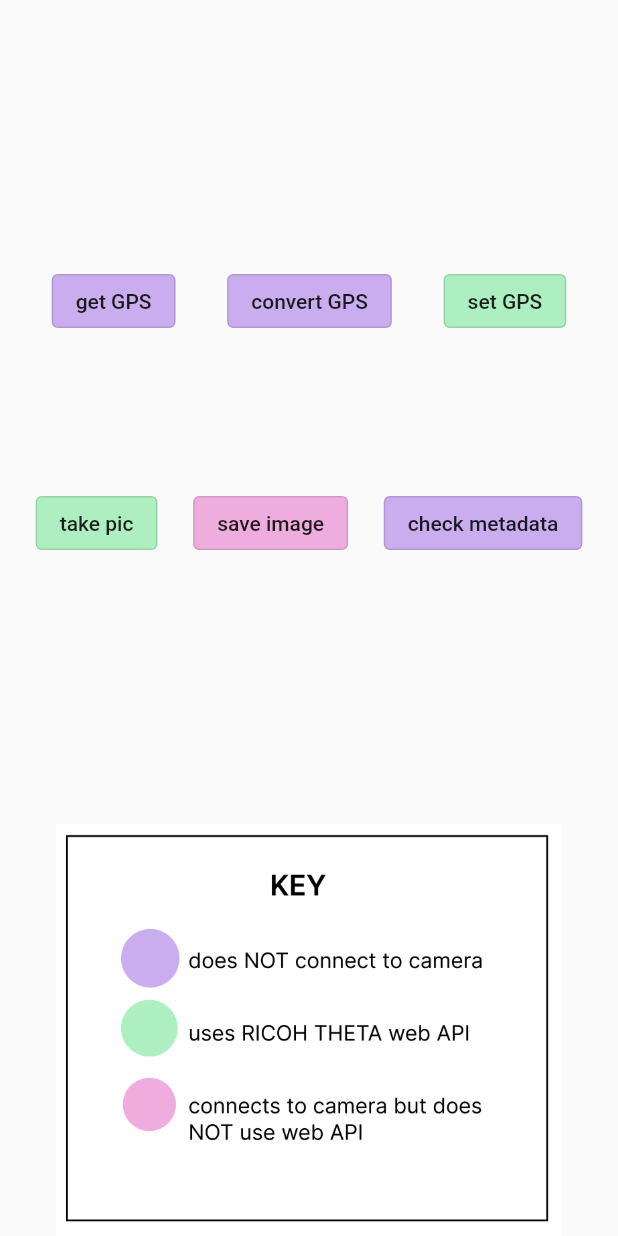
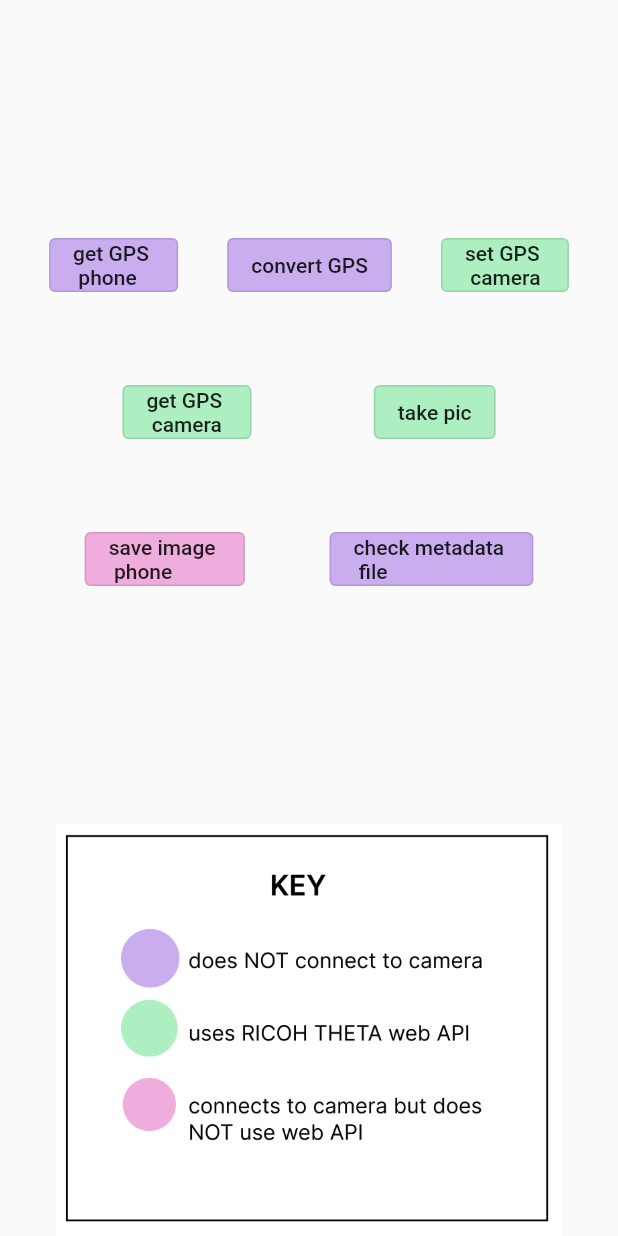
Before and after one commit to caitlynbakery/13_theta_gps, a Flutter app: the screen it shows after launch, on a phone screen of 412 x 824 dp. Run offline on Flutter 3.47's test engine with Material 2 defaults, Android fonts, the light colour scheme and no system bars; our stand-ins replace bloc, equatable, flutter_bloc, location.

Commit message:
Enabled Location and Tested Longitude
Added flutter_bloc and location packages

Seems to be able to get phone location

```diff
--- /dev/null
+++ b/lib/blocs/theta/theta_event.dart
@@ -0,0 +1,10 @@
+part of 'theta_bloc.dart';
+
+abstract class ThetaEvent extends Equatable {
+  const ThetaEvent();
+
+  @override
+  List<Object> get props => [];
+}
+
+class GetGPSPhoneEvent extends ThetaEvent {}
--- /dev/null
+++ b/lib/blocs/theta/theta_state.dart
@@ -0,0 +1,26 @@
+// ignore_for_file: public_member_api_docs, sort_constructors_first
+
+part of 'theta_bloc.dart';
+
+class ThetaState extends Equatable {
+  final String gpsInfo;
+  const ThetaState(
+    this.gpsInfo,
+  );
+
+  factory ThetaState.initial() => ThetaState("");
+
+  @override
+  List<Object> get props => [gpsInfo];
+
+  ThetaState copyWith({
+    String? gpsInfo,
+  }) {
+    return ThetaState(
+      gpsInfo ?? this.gpsInfo,
+    );
+  }
+
+  @override
+  bool get stringify => true;
+}
--- a/lib/main.dart
+++ b/lib/main.dart
@@ -1,4 +1,6 @@
 import 'package:flutter/material.dart';
+import 'package:flutter_bloc/flutter_bloc.dart';
+import 'blocs/theta/theta_bloc.dart';
 
 void main() {
   runApp(const MyApp());
@@ -9,8 +11,12 @@ class MyApp extends StatelessWidget {
 
   @override
   Widget build(BuildContext context) {
-    return MaterialApp(
-      home: Scaffold(
+    return BlocProvider(
+      create: (context) => ThetaBloc(),
+      child: MaterialApp(
+        home: BlocBuilder<ThetaBloc, ThetaState>(
+          builder: (context, state) {
+            return Scaffold(
                 body: Column(
               children: [
                 Expanded(
@@ -22,13 +28,16 @@ class MyApp extends StatelessWidget {
                         mainAxisAlignment: MainAxisAlignment.spaceEvenly,
                         children: [
                           OutlinedButton(
-                      onPressed: () {},
+                            onPressed: () {
+                              context.read<ThetaBloc>().add(GetGPSPhoneEvent());
+                            },
                             child: const Text(
-                        'get GPS',
+                              'get GPS \n phone',
                               style: TextStyle(color: Colors.black87),
                             ),
                             style: OutlinedButton.styleFrom(
-                          backgroundColor: Color.fromRGBO(202, 173, 239, 100)),
+                                backgroundColor:
+                                    Color.fromRGBO(202, 173, 239, 100)),
                           ),
                           OutlinedButton(
                             onPressed: () {},
@@ -37,21 +46,23 @@ class MyApp extends StatelessWidget {
                               style: TextStyle(color: Colors.black87),
                             ),
                             style: OutlinedButton.styleFrom(
-                          backgroundColor: Color.fromRGBO(202, 173, 239, 100)),
+                                backgroundColor:
+                                    Color.fromRGBO(202, 173, 239, 100)),
                           ),
                           OutlinedButton(
                             onPressed: () {},
                             child: const Text(
-                        'set GPS',
+                              'set GPS \n camera',
                               style: TextStyle(color: Colors.black87),
                             ),
                             style: OutlinedButton.styleFrom(
-                          backgroundColor: Color.fromRGBO(173, 239, 192, 100)),
+                                backgroundColor:
+                                    Color.fromRGBO(173, 239, 192, 100)),
                           ),
                         ],
                       ),
                       SizedBox(
-                  height: 100,
+                        height: 50,
                       ),
                       Row(
                         mainAxisAlignment: MainAxisAlignment.spaceEvenly,
@@ -59,29 +70,50 @@ class MyApp extends StatelessWidget {
                           OutlinedButton(
                             onPressed: () {},
                             child: const Text(
+                              'get GPS \n camera',
+                              style: TextStyle(color: Colors.black87),
+                            ),
+                            style: OutlinedButton.styleFrom(
+                                backgroundColor:
+                                    Color.fromRGBO(173, 239, 192, 100)),
+                          ),
+                          OutlinedButton(
+                            onPressed: () {},
+                            child: const Text(
                               'take pic',
                               style: TextStyle(color: Colors.black87),
                             ),
                             style: OutlinedButton.styleFrom(
-                          backgroundColor: Color.fromRGBO(173, 239, 192, 100)),
+                                backgroundColor:
+                                    Color.fromRGBO(173, 239, 192, 100)),
+                          ),
+                        ],
+                      ),
+                      SizedBox(
+                        height: 50,
+                      ),
+                      Row(
+                        mainAxisAlignment: MainAxisAlignment.spaceEvenly,
+                        children: [
+                          OutlinedButton(
+                            onPressed: () {},
+                            child: const Text(
+                              'save image \n phone',
+                              style: TextStyle(color: Colors.black87),
+                            ),
+                            style: OutlinedButton.styleFrom(
+                                backgroundColor:
+                                    Color.fromRGBO(239, 173, 221, 100)),
                           ),
                           OutlinedButton(
                             onPressed: () {},
                             child: const Text(
-                        'save image',
+                              'check metadata \n file',
                               style: TextStyle(color: Colors.black87),
                             ),
                             style: OutlinedButton.styleFrom(
-                          backgroundColor: Color.fromRGBO(239, 173, 221, 100)),
-                    ),
-                    OutlinedButton(
-                      onPressed: () {},
-                      child: const Text(
-                        'check metadata',
-                        style: TextStyle(color: Colors.black87),
-                      ),
-                      style: OutlinedButton.styleFrom(
-                          backgroundColor: Color.fromRGBO(202, 173, 239, 100)),
+                                backgroundColor:
+                                    Color.fromRGBO(202, 173, 239, 100)),
                           ),
                         ],
                       )
@@ -93,7 +125,10 @@ class MyApp extends StatelessWidget {
                   child: Image.asset('assets/images/key.png'),
                 )
               ],
-      )),
+            ));
+          },
+        ),
+      ),
     );
   }
 }
--- a/pubspec.yaml
+++ b/pubspec.yaml
@@ -34,6 +34,9 @@ dependencies:
   # The following adds the Cupertino Icons font to your application.
   # Use with the CupertinoIcons class for iOS style icons.
   cupertino_icons: ^1.0.2
+  flutter_bloc: ^8.0.1
+  equatable: ^2.0.3
+  location: ^4.4.0
 
 dev_dependencies:
   flutter_test:
```
Also changed, not shown: lib/blocs/theta/theta_bloc.dart (added, +37 -0 lines), docs/screen.png, pubspec.lock, 10 other files. Lines whose indentation alone changed are shown as unchanged.
